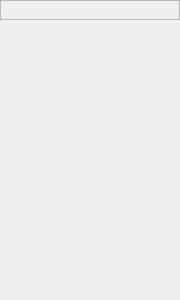
Old version of the form kqinfosubmainwindow.ui in the repository b17ee518/a86b43fca89c33a2f703c0c6c7221cb8.
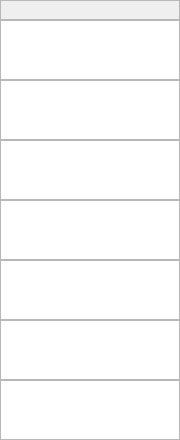
New version of the form. Custom widgets are drawn as their Qt base class.

What changed in the file:
```diff
--- a/kqinfosubmainwindow.ui
+++ b/kqinfosubmainwindow.ui
@@ -7,13 +7,25 @@
     <x>0</x>
     <y>0</y>
     <width>180</width>
-    <height>300</height>
+    <height>440</height>
    </rect>
   </property>
+  <property name="sizePolicy">
+   <sizepolicy hsizetype="MinimumExpanding" vsizetype="MinimumExpanding">
+    <horstretch>0</horstretch>
+    <verstretch>0</verstretch>
+   </sizepolicy>
+  </property>
   <property name="windowTitle">
    <string>MainWindow</string>
   </property>
   <widget class="QWidget" name="centralwidget">
+   <property name="sizePolicy">
+    <sizepolicy hsizetype="MinimumExpanding" vsizetype="MinimumExpanding">
+     <horstretch>0</horstretch>
+     <verstretch>0</verstretch>
+    </sizepolicy>
+   </property>
    <widget class="KQUI_SubTitleFrame" name="titleFrame">
     <property name="geometry">
      <rect>
@@ -30,6 +42,98 @@
      <enum>QFrame::Raised</enum>
     </property>
    </widget>
+   <widget class="KQInfoContentFrame" name="contentFrame">
+    <property name="geometry">
+     <rect>
+      <x>0</x>
+      <y>20</y>
+      <width>180</width>
+      <height>420</height>
+     </rect>
+    </property>
+    <property name="sizePolicy">
+     <sizepolicy hsizetype="MinimumExpanding" vsizetype="MinimumExpanding">
+      <horstretch>0</horstretch>
+      <verstretch>0</verstretch>
+     </sizepolicy>
+    </property>
+    <property name="frameShape">
+     <enum>QFrame::StyledPanel</enum>
+    </property>
+    <property name="frameShadow">
+     <enum>QFrame::Raised</enum>
+    </property>
+    <widget class="KQTableWidget" name="overviewTable">
+     <property name="geometry">
+      <rect>
+       <x>0</x>
+       <y>0</y>
+       <width>180</width>
+       <height>60</height>
+      </rect>
+     </property>
+    </widget>
+    <widget class="KQCollapsibleTableWidget" name="missionTable">
+     <property name="geometry">
+      <rect>
+       <x>0</x>
+       <y>60</y>
+       <width>180</width>
+       <height>60</height>
+      </rect>
+     </property>
+    </widget>
+    <widget class="KQCollapsibleTableWidget" name="fleetTable_1">
+     <property name="geometry">
+      <rect>
+       <x>0</x>
+       <y>120</y>
+       <width>180</width>
+       <height>60</height>
+      </rect>
+     </property>
+    </widget>
+    <widget class="KQCollapsibleTableWidget" name="fleetTable_2">
+     <property name="geometry">
+      <rect>
+       <x>0</x>
+       <y>180</y>
+       <width>180</width>
+       <height>60</height>
+      </rect>
+     </property>
+    </widget>
+    <widget class="KQCollapsibleTableWidget" name="fleetTable_3">
+     <property name="geometry">
+      <rect>
+       <x>0</x>
+       <y>240</y>
+       <width>180</width>
+       <height>60</height>
+      </rect>
+     </property>
+    </widget>
+    <widget class="KQCollapsibleTableWidget" name="fleetTable_4">
+     <property name="geometry">
+      <rect>
+       <x>0</x>
+       <y>300</y>
+       <width>180</width>
+       <height>60</height>
+      </rect>
+     </property>
+    </widget>
+    <widget class="KQCollapsibleTableWidget" name="repairTable">
+     <property name="geometry">
+      <rect>
+       <x>0</x>
+       <y>360</y>
+       <width>180</width>
+       <height>60</height>
+      </rect>
+     </property>
+    </widget>
+   </widget>
   </widget>
  </widget>
  <customwidgets>
@@ -39,6 +143,22 @@
    <header>kqui_subtitleframe.h</header>
    <container>1</container>
   </customwidget>
+  <customwidget>
+   <class>KQInfoContentFrame</class>
+   <extends>QFrame</extends>
+   <header>kqinfocontentframe.h</header>
+   <container>1</container>
+  </customwidget>
+  <customwidget>
+   <class>KQTableWidget</class>
+   <extends>QTableWidget</extends>
+   <header>kqtablewidget.h</header>
+  </customwidget>
+  <customwidget>
+   <class>KQCollapsibleTableWidget</class>
+   <extends>QTableWidget</extends>
+   <header>kqcollapsibletablewidget.h</header>
+  </customwidget>
  </customwidgets>
  <resources/>
  <connections/>
```
